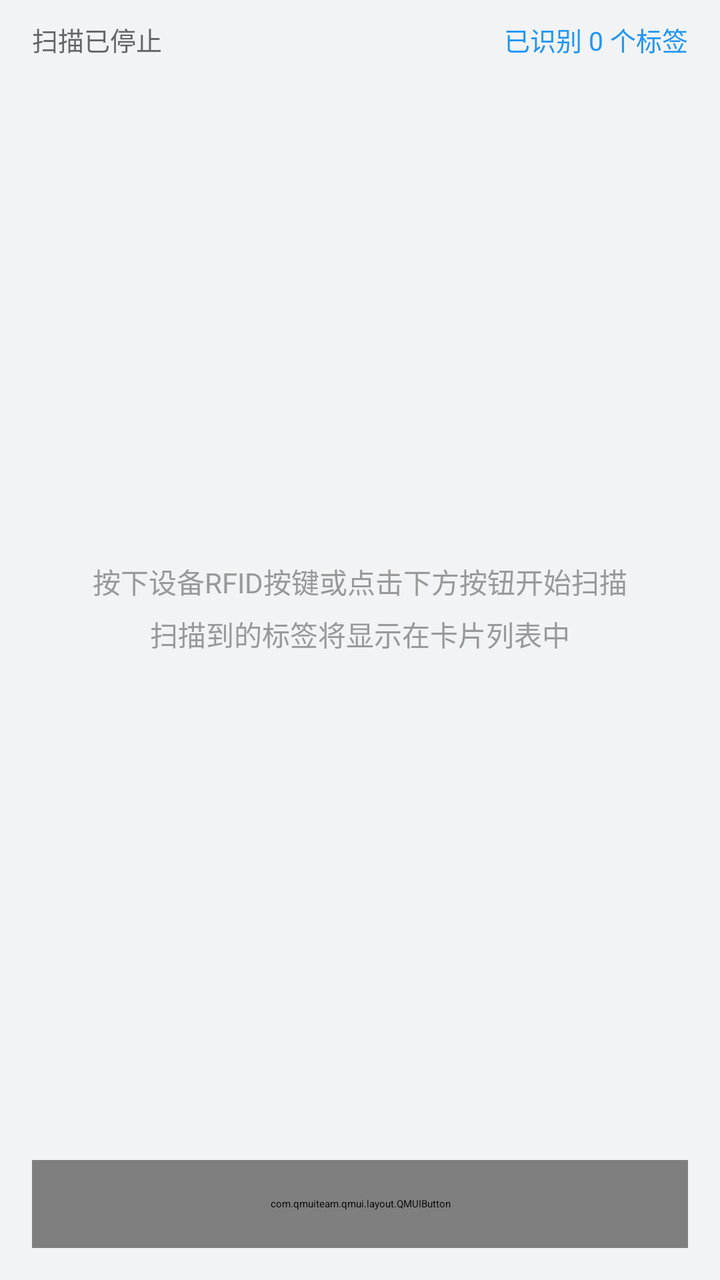
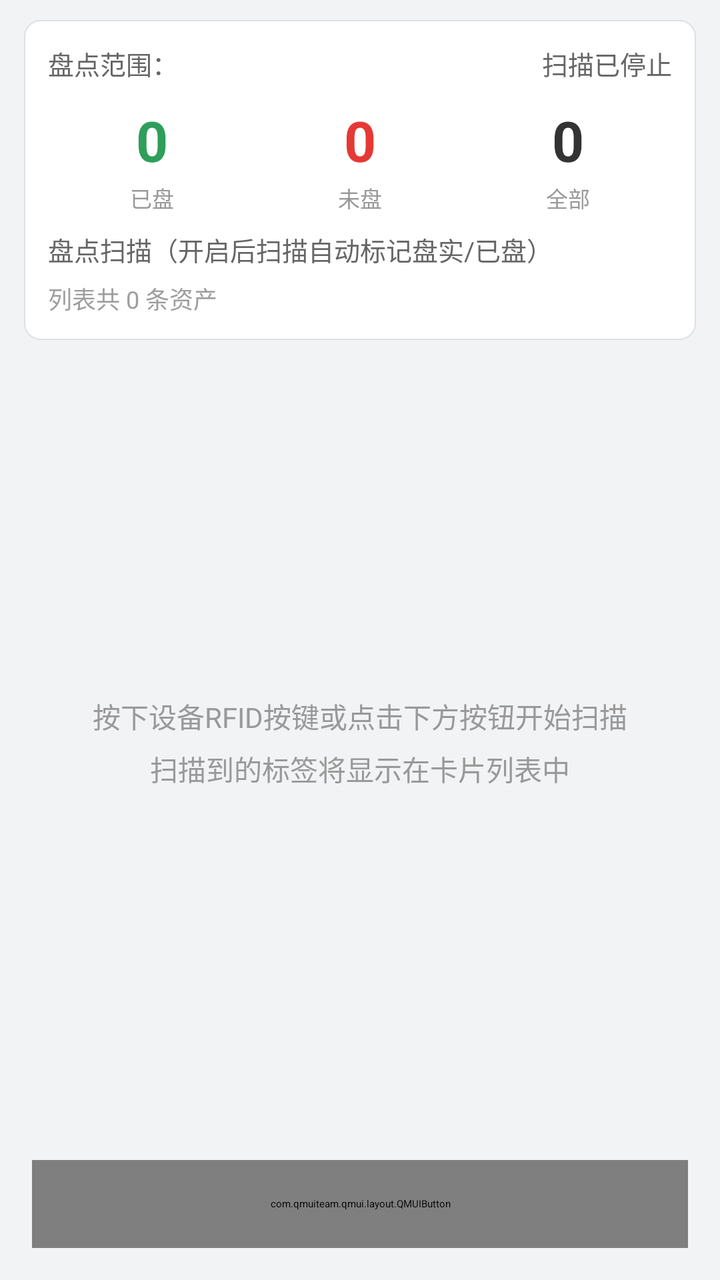

Two renders of the same Android screen: before a commit and after it. Below are the layout's source before the change and the commit's diff.
<!-- AndroidManifest.xml: application theme AppTheme -->
<!-- res/layout/activity_rfid_read.xml -->
<?xml version="1.0" encoding="utf-8"?>
<LinearLayout xmlns:android="http://schemas.android.com/apk/res/android"
    android:layout_width="match_parent"
    android:layout_height="match_parent"
    android:background="#F2F3F5"
    android:orientation="vertical">

    <com.qmuiteam.qmui.widget.QMUITopBar
        android:id="@+id/topbar"
        android:layout_width="match_parent"
        android:layout_height="?attr/qmui_topbar_height" />

    <LinearLayout
        android:layout_width="match_parent"
        android:layout_height="wrap_content"
        android:orientation="horizontal"
        android:paddingStart="16dp"
        android:paddingEnd="16dp"
        android:paddingTop="10dp"
        android:paddingBottom="6dp">

        <TextView
            android:id="@+id/textScanState"
            android:layout_width="0dp"
            android:layout_height="wrap_content"
            android:layout_weight="1"
            android:text="扫描已停止"
            android:textColor="#666666"
            android:textSize="13sp" />

        <TextView
            android:id="@+id/textTagCount"
            android:layout_width="wrap_content"
            android:layout_height="wrap_content"
            android:text="已识别 0 个标签"
            android:textColor="@color/primary_color"
            android:textSize="13sp" />
    </LinearLayout>

    <FrameLayout
        android:layout_width="match_parent"
        android:layout_height="0dp"
        android:layout_weight="1">

        <androidx.recyclerview.widget.RecyclerView
            android:id="@+id/recyclerTags"
            android:layout_width="match_parent"
            android:layout_height="match_parent"
            android:clipToPadding="false"
            android:paddingTop="4dp"
            android:paddingBottom="8dp" />

        <TextView
            android:id="@+id/textEmpty"
            android:layout_width="wrap_content"
            android:layout_height="wrap_content"
            android:layout_gravity="center"
            android:gravity="center"
            android:lineSpacingExtra="6dp"
            android:text="按下设备RFID按键或点击下方按钮开始扫描\n扫描到的标签将显示在卡片列表中"
            android:textColor="#999999"
            android:textSize="14sp" />
    </FrameLayout>

    <com.qmuiteam.qmui.layout.QMUIButton
        android:id="@+id/buttonScan"
        android:layout_width="match_parent"
        android:layout_height="44dp"
        android:layout_marginStart="16dp"
        android:layout_marginEnd="16dp"
        android:layout_marginTop="8dp"
        android:layout_marginBottom="16dp"
        android:background="@drawable/bg_rounded_button"
        android:text="开始扫描"
        android:textColor="@color/colorWhite"
        android:textSize="16sp" />
</LinearLayout>
<!-- resources referenced by this layout -->
<resources>
  <color name="colorWhite">#F5F5F5</color>
  <color name="primary_color">#2196F3</color>
  <!-- drawable bg_rounded_button (drawable) -->
  <?xml version="1.0" encoding="utf-8"?>
  <shape xmlns:android="http://schemas.android.com/apk/res/android"
         android:shape="rectangle">
      <solid android:color="@color/primary_color" />
      <corners android:radius="10dp" />
  </shape>
  <style name="AppTheme" parent="QMUI.Compat.NoActionBar">
          <item name="android:windowNoTitle">true</item>
          <item name="android:windowFullscreen">true</item>
          
          
          
          
          
          <item name="android:textAppearanceListItemSmall">@style/QDTextAppearanceListItemSmall</item>
          <item name="android:textAppearanceListItem">@style/QDtextAppearanceListItem</item>
          <item name="android:listPreferredItemHeight">?attr/qmui_list_item_height_higher</item>
          <item name="android:listPreferredItemHeightSmall">?attr/qmui_list_item_height</item>
  
          
          <item name="qmui_config_color_blue">@color/app_color_blue</item>
          <item name="qmui_round_btn_bg_color">@color/s_btn_blue_bg</item>
          <item name="qmui_round_btn_border_color">@color/s_btn_blue_border</item>
          <item name="qmui_round_btn_text_color">@color/s_btn_blue_text</item>
          <item name="qmui_content_spacing_horizontal">20dp</item>
          <item name="qmui_content_padding_horizontal">@dimen/qmui_content_spacing_horizontal</item>
  
          <item name="QMUITopBarStyle">@style/QDTopBar</item>
  
          
          <item name="app_primary_color">?attr/qmui_config_color_blue</item>
          <item name="app_content_bg_color">@color/qmui_config_color_white</item>
  
      </style>
  <style name="QDTextAppearanceListItemSmall">
          <item name="android:textColor">?attr/qmui_config_color_gray_4</item>
          <item name="android:textSize">16sp</item>
          <item name="android:background">?attr/qmui_s_list_item_bg_with_border_bottom_inset_left
          </item>
      </style>
  <style name="QDtextAppearanceListItem">
          <item name="android:textColor">?attr/qmui_config_color_black</item>
          <item name="android:textSize">18sp</item>
          <item name="android:background">?attr/qmui_s_list_item_bg_with_border_bottom_inset_left
          </item>
      </style>
  <color name="app_color_blue">#2196F3</color>
  <style name="QDTopBar" parent="QMUI.TopBar">
          <item name="qmui_topbar_bg_color">?attr/app_primary_color</item>
          <item name="qmui_topbar_title_color">@color/qmui_config_color_white</item>
          <item name="qmui_topbar_subtitle_color">@color/qmui_config_color_white</item>
          <item name="qmui_topbar_text_btn_color_state_list">@color/s_topbar_btn_color</item>
          <item name="qmui_topbar_height">48dp</item>
          <item name="qmui_topbar_image_btn_height">48dp</item>
      </style>
</resources>

<!-- the commit's change to res/layout/activity_rfid_read.xml (unified diff, before → after) -->
@@ -10,31 +10,159 @@
         android:layout_width="match_parent"
         android:layout_height="?attr/qmui_topbar_height" />
 
+    
     <LinearLayout
         android:layout_width="match_parent"
         android:layout_height="wrap_content"
-        android:orientation="horizontal"
-        android:paddingStart="16dp"
-        android:paddingEnd="16dp"
-        android:paddingTop="10dp"
-        android:paddingBottom="6dp">
-
-        <TextView
-            android:id="@+id/textScanState"
-            android:layout_width="0dp"
-            android:layout_height="wrap_content"
-            android:layout_weight="1"
-            android:text="扫描已停止"
-            android:textColor="#666666"
-            android:textSize="13sp" />
+        android:layout_marginStart="12dp"
+        android:layout_marginEnd="12dp"
+        android:layout_marginTop="10dp"
+        android:background="@drawable/bg_card_white"
+        android:orientation="vertical"
+        android:padding="12dp">
+
+        
+        <LinearLayout
+            android:layout_width="match_parent"
+            android:layout_height="wrap_content"
+            android:gravity="center_vertical"
+            android:orientation="horizontal">
+
+            <TextView
+                android:id="@+id/tvContext"
+                android:layout_width="0dp"
+                android:layout_height="wrap_content"
+                android:layout_weight="1"
+                android:text="盘点范围："
+                android:textColor="#666666"
+                android:textSize="13sp" />
+
+            <TextView
+                android:id="@+id/textScanState"
+                android:layout_width="wrap_content"
+                android:layout_height="wrap_content"
+                android:layout_marginStart="12dp"
+                android:gravity="end"
+                android:text="扫描已停止"
+                android:textColor="#666666"
+                android:textSize="13sp" />
+        </LinearLayout>
+
+        
+        <LinearLayout
+            android:layout_width="match_parent"
+            android:layout_height="wrap_content"
+            android:layout_marginTop="10dp"
+            android:orientation="horizontal">
+
+            <LinearLayout
+                android:layout_width="0dp"
+                android:layout_height="wrap_content"
+                android:layout_weight="1"
+                android:gravity="center"
+                android:orientation="vertical">
+
+                <androidx.appcompat.widget.AppCompatTextView
+                    android:id="@+id/tvCounted"
+                    android:layout_width="match_parent"
+                    android:layout_height="wrap_content"
+                    android:gravity="center"
+                    android:text="0"
+                    android:textColor="@color/inventory_count_green"
+                    android:textSize="28sp"
+                    android:textStyle="bold" />
+
+                <TextView
+                    android:layout_width="wrap_content"
+                    android:layout_height="wrap_content"
+                    android:layout_marginTop="2dp"
+                    android:text="已盘"
+                    android:textColor="#999999"
+                    android:textSize="11sp" />
+            </LinearLayout>
+
+            <LinearLayout
+                android:layout_width="0dp"
+                android:layout_height="wrap_content"
+                android:layout_weight="1"
+                android:gravity="center"
+                android:orientation="vertical">
+
+                <androidx.appcompat.widget.AppCompatTextView
+                    android:id="@+id/tvUncounted"
+                    android:layout_width="match_parent"
+                    android:layout_height="wrap_content"
+                    android:gravity="center"
+                    android:text="0"
+                    android:textColor="@color/inventory_count_red"
+                    android:textSize="28sp"
+                    android:textStyle="bold" />
+
+                <TextView
+                    android:layout_width="wrap_content"
+                    android:layout_height="wrap_content"
+                    android:layout_marginTop="2dp"
+                    android:text="未盘"
+                    android:textColor="#999999"
+                    android:textSize="11sp" />
+            </LinearLayout>
+
+            <LinearLayout
+                android:layout_width="0dp"
+                android:layout_height="wrap_content"
+                android:layout_weight="1"
+                android:gravity="center"
+                android:orientation="vertical">
+
+                <androidx.appcompat.widget.AppCompatTextView
+                    android:id="@+id/tvTotal"
+                    android:layout_width="match_parent"
+                    android:layout_height="wrap_content"
+                    android:gravity="center"
+                    android:text="0"
+                    android:textColor="@color/inventory_count_black"
+                    android:textSize="28sp"
+                    android:textStyle="bold" />
+
+                <TextView
+                    android:layout_width="wrap_content"
+                    android:layout_height="wrap_content"
+                    android:layout_marginTop="2dp"
+                    android:text="全部"
+                    android:textColor="#999999"
+                    android:textSize="11sp" />
+            </LinearLayout>
+        </LinearLayout>
+
+        <LinearLayout
+            android:layout_width="match_parent"
+            android:layout_height="wrap_content"
+            android:layout_marginTop="8dp"
+            android:gravity="center_vertical"
+            android:orientation="horizontal">
+
+            <TextView
+                android:layout_width="0dp"
+                android:layout_height="wrap_content"
+                android:layout_weight="1"
+                android:text="盘点扫描（开启后扫描自动标记盘实/已盘）"
+                android:textColor="#666666"
+                android:textSize="13sp" />
+
+            <Switch
+                android:id="@+id/switchMarkStatus"
+                android:layout_width="wrap_content"
+                android:layout_height="wrap_content" />
+        </LinearLayout>
 
         <TextView
             android:id="@+id/textTagCount"
-            android:layout_width="wrap_content"
-            android:layout_height="wrap_content"
-            android:text="已识别 0 个标签"
-            android:textColor="@color/primary_color"
-            android:textSize="13sp" />
+            android:layout_width="match_parent"
+            android:layout_height="wrap_content"
+            android:layout_marginTop="6dp"
+            android:text="列表共 0 条资产"
+            android:textColor="#9E9E9E"
+            android:textSize="12sp" />
     </LinearLayout>
 
     <FrameLayout
<!-- resource entries referenced after the edit -->
@@ -1,6 +1,19 @@
 <!-- resources referenced by this layout -->
 <resources>
   <color name="colorWhite">#F5F5F5</color>
+  <color name="inventory_count_black">#333333</color>
+  <color name="inventory_count_green">#2E9E5B</color>
+  <color name="inventory_count_red">#E53935</color>
+  <!-- drawable bg_card_white (drawable) -->
+  <?xml version="1.0" encoding="utf-8"?>
+  <shape xmlns:android="http://schemas.android.com/apk/res/android"
+         android:shape="rectangle">
+      <solid android:color="#FFFFFF" />
+      <corners android:radius="8dp" />
+      <stroke
+              android:width="0.5dp"
+              android:color="#E0E0E0" />
+  </shape>
   <color name="primary_color">#2196F3</color>
   <!-- drawable bg_rounded_button (drawable) -->
   <?xml version="1.0" encoding="utf-8"?>
